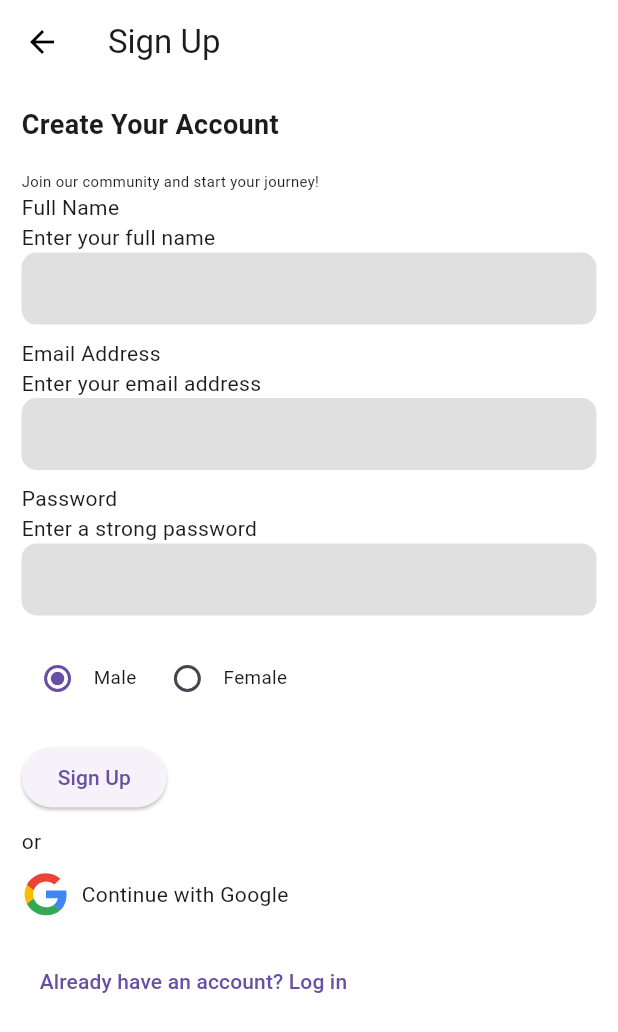
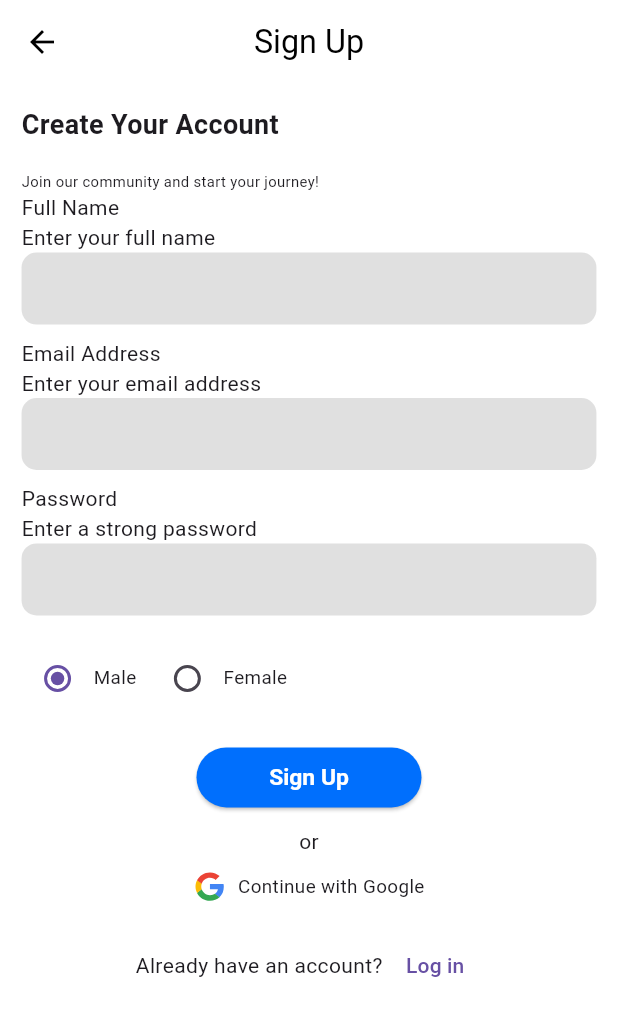
Before and after one commit to Momen-Yosri/yalla-dahab, a Flutter app: the RegisterScreen screen opened by its route, on a phone screen of 412 x 824 dp. Shown: the top 1032 px of the screen. Run offline on Flutter 3.47's test engine with Material 3 defaults, Android fonts, the phone set to English and light mode, and no system bars; our stand-ins replace flutter_screenutil, flutter_svg, font_awesome_flutter; project files that could hold a hidden picture were left out.

Commit message:
Add theme management with light and dark modes; implement AppConfigurationProvider

```diff
--- a/lib/core/style/app_style.dart
+++ b/lib/core/style/app_style.dart
@@ -0,0 +1,45 @@
+import 'package:flutter/material.dart';
+import 'package:flutter_screenutil/flutter_screenutil.dart';
+import 'package:yalla_dahab/core/style/app_colors.dart';
+
+class MyThemeData {
+  static final ThemeData lightTheme = ThemeData(
+    scaffoldBackgroundColor: Colors.white,
+    appBarTheme: AppBarTheme(
+      centerTitle: true,
+      titleTextStyle: TextStyle(color: Colors.black, fontSize: 24.sp),
+      backgroundColor: Colors.white,
+      elevation: 0,
+      iconTheme: IconThemeData(color: Colors.black),
+    ),
+    elevatedButtonTheme: ElevatedButtonThemeData(
+      style: ButtonStyle(
+        fixedSize:MaterialStateProperty.all(Size(150.w, 30.h)) ,
+        backgroundColor: MaterialStateProperty.all(AppColors.primary),
+        shape: MaterialStateProperty.all(
+          RoundedRectangleBorder(
+            borderRadius: BorderRadius.circular(36.r),
+          ),
+        ),
+        textStyle: MaterialStateProperty.all(
+         TextStyle(
+            color: Colors.white,
+            fontSize: 17.sp,
+            fontWeight: FontWeight.w600,
+          ),
+        ),
+        foregroundColor: MaterialStateProperty.all(Colors.white),
+      ),
+    ),
+  );
+  static final ThemeData darkTheme = ThemeData(
+    scaffoldBackgroundColor: Colors.black,
+    appBarTheme: AppBarTheme(
+      centerTitle: true,
+      titleTextStyle: TextStyle(color: Colors.white, fontSize: 24.sp),
+      backgroundColor: Colors.black,
+      elevation: 0,
+      iconTheme: IconThemeData(color: Colors.white),
+    ),
+  );
+}
--- a/lib/views/authentication/login/login_screen.dart
+++ b/lib/views/authentication/login/login_screen.dart
@@ -1,6 +1,7 @@
 import 'package:flutter/material.dart';
 import 'package:flutter_screenutil/flutter_screenutil.dart';
 import 'package:flutter_svg/flutter_svg.dart';
+import 'package:yalla_dahab/views/home/home_screen.dart';
 
 import '../widgets/custom_text_field.dart';
 class LoginScreenView extends StatelessWidget {
@@ -51,7 +52,9 @@ class LoginScreenView extends StatelessWidget {
                   backgroundColor: Colors.blue,
                   padding: EdgeInsets.symmetric(vertical: 14.h),
                 ),
-                onPressed: () {},
+                onPressed: () {
+                  Navigator.pushNamedAndRemoveUntil(context,  HomeScreen.routeName, (Route<dynamic> route) => false);
+                },
                 child: Text(
                   "Login",
                   style: TextStyle(fontSize: 16.sp, color: Colors.white),
@@ -72,6 +75,7 @@ class LoginScreenView extends StatelessWidget {
                 ),
                 child: Row(
                   mainAxisAlignment: MainAxisAlignment.center,
+                  crossAxisAlignment: CrossAxisAlignment.center,
                   children: [
                     SvgPicture.asset('assets/svg/google.svg',
                       height: 24.h,
--- a/lib/views/authentication/register/register_screen.dart
+++ b/lib/views/authentication/register/register_screen.dart
@@ -67,31 +67,43 @@ class _RegisterScreenState extends State<RegisterScreen> {
       ],
     ),
             SizedBox(height: 20.h),
-            ElevatedButton(
+            Center(
+              child: ElevatedButton(
                 onPressed: () {
                   // Handle sign up logic
                 },
                 child: Text('Sign Up'),
               ),
+            ),
             SizedBox(height: 10.h),
-            Text('or'),
+            Center(child: Text('or')),
             SizedBox(height: 10.h),
             InkWell(
               onTap: () {
                 // Handle Google sign up logic
               },
-              child: Row(
-                children: [ SvgPicture.asset('assets/svg/google.svg'),
+              child:  Row(
+                  mainAxisAlignment: MainAxisAlignment.center,
+                  crossAxisAlignment: CrossAxisAlignment.center,
+                  children: [
+                    SvgPicture.asset('assets/svg/google.svg',
+                      height: 24.h,
+                    ),
                     SizedBox(width: 8.w),
-                  Text('Continue with Google'),
+                    Text("Continue with Google", style: TextStyle(fontSize: 14.sp)),
                   ],
                 ),
             ),
             SizedBox(height: 20.h),
+            Row(mainAxisAlignment: MainAxisAlignment.center,
+              children: [
+                Text('Already have an account?'),
                 TextButton(
                   onPressed: () {
                   },
-              child: Text('Already have an account? Log in'),
+                  child: Text(' Log in'),
+                ),
+              ],
             ),
           ],
         ),
--- a/lib/views/home/home_screen.dart
+++ b/lib/views/home/home_screen.dart
@@ -32,7 +32,6 @@ class HomeScreen extends StatelessWidget {
   @override
   Widget build(BuildContext context) {
     return Scaffold(
-      backgroundColor: Colors.white,
       bottomNavigationBar: CustomBottomNavigationBar(),
       body: SingleChildScrollView(
         padding: EdgeInsets.all(16),
--- a/pubspec.yaml
+++ b/pubspec.yaml
@@ -37,6 +37,7 @@ dependencies:
   flutter_screenutil: ^5.9.3
   flutter_svg: ^2.0.17
   font_awesome_flutter: ^10.8.0
+  provider: ^6.1.2
 
 dev_dependencies:
   flutter_test:
```
Also changed, not shown: lib/core/provider/app_configration.dart (added, +16 -0 lines), lib/main.dart (+27 -22 lines), lib/views/hospital/hospital_profile_screen.dart (+2 -7 lines), lib/views/settings/settings_screen.dart (+32 -15 lines), pubspec.lock. Lines whose indentation alone changed are shown as unchanged.
